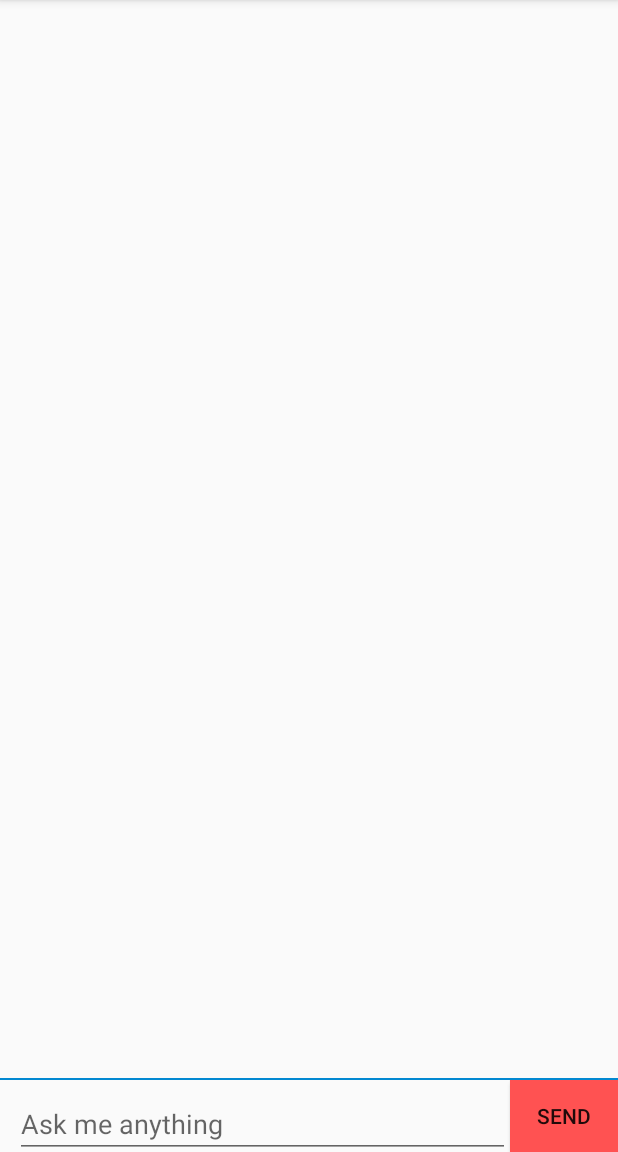
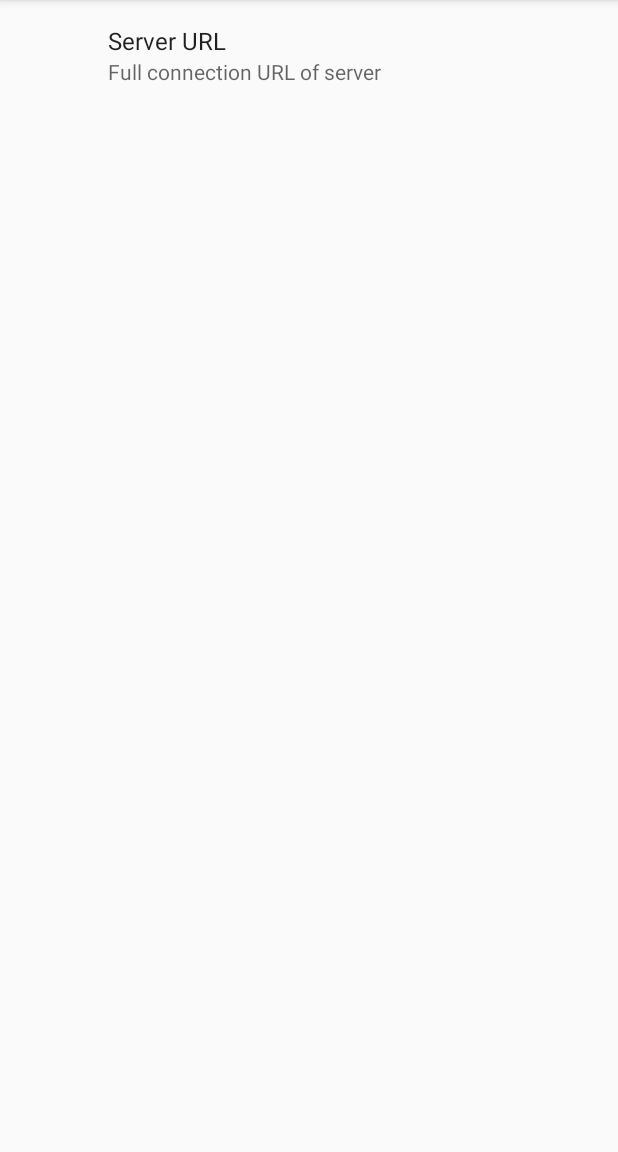
Before and after one commit to sarifsystems/sarif-app, an Android app: the screen it shows after launch (MainActivity), in the side drawer, after a tap on "Send", on a phone screen of 412 x 824 dp, the part 84-1236 px from its top. Run offline under Robolectric (Android 15) with nearby library versions, the phone set to English and light mode, and no system bars; 3 statements that could not run were skipped.

Commit message:
Configurable Server, TLS and auth token support

```diff
--- a/app/build.gradle
+++ b/app/build.gradle
@@ -26,6 +26,7 @@ dependencies {
     compile 'com.android.support:design:23.4.0'
     compile 'com.android.support:cardview-v7:23.4.0'
     compile 'com.android.support:recyclerview-v7:23.4.0'
+    compile 'com.android.support:preference-v7:23.4.0'
     compile 'com.android.support:support-v4:23.4.0'
     compile 'com.google.code.gson:gson:2.6.2'
 }
--- a/app/src/main/java/io/github/sarifsystems/sarif/MainActivity.java
+++ b/app/src/main/java/io/github/sarifsystems/sarif/MainActivity.java
@@ -80,7 +80,6 @@ public class MainActivity extends SarifAwareActivity
         // as you specify a parent activity in AndroidManifest.xml.
         int id = item.getItemId();
 
-        //noinspection SimplifiableIfStatement
         if (id == R.id.action_settings) {
             return true;
         }
@@ -95,8 +94,10 @@ public class MainActivity extends SarifAwareActivity
 
         Fragment fragment = null;
         Class fragmentClass = null;
-        if (id == R.id.nav_camera) {
+        if (id == R.id.nav_chat) {
             fragmentClass = MessagingFragment.class;
+        } else if (id == R.id.nav_settings) {
+            fragmentClass = SettingsFragment.class;
         }
 
         try {
--- a/app/src/main/java/io/github/sarifsystems/sarif/schema/AnnotatedMessage.java
+++ b/app/src/main/java/io/github/sarifsystems/sarif/schema/AnnotatedMessage.java
@@ -33,7 +33,6 @@ public class AnnotatedMessage extends Message {
 
         try {
             unmarshal(msg.encode());
-            Log.d("Sarif", msg.encode());
             parsePayload();
         } catch (JSONException e) {
             e.printStackTrace();
@@ -41,20 +40,15 @@ public class AnnotatedMessage extends Message {
     }
 
     public void parsePayload() {
-        Log.d("Sarif", "payload?");
         if (payload == null) {
             return;
         }
 
-        Log.d("Sarif", "payload found");
-
         if (payload.has("attachments")) {
             Gson gson = new GsonBuilder().create();
-            Log.d("Sarif", "attachments");
             try {
                 Attachment[] a = gson.fromJson(payload.getJSONArray("attachments").toString(), Attachment[].class);
                 attachments = Arrays.asList(a);
-                Log.d("Sarif", "attachments num " + attachments.size());
             } catch (JSONException e) {
                 e.printStackTrace();
             }
--- a/app/src/main/res/layout/app_bar_main.xml
+++ b/app/src/main/res/layout/app_bar_main.xml
@@ -23,6 +23,7 @@
 
     <FrameLayout
         android:id="@+id/content_main"
+        app:layout_behavior="@string/appbar_scrolling_view_behavior"
         android:layout_width="match_parent"
         android:layout_height="match_parent" />
 
--- a/app/src/main/res/menu/activity_main_drawer.xml
+++ b/app/src/main/res/menu/activity_main_drawer.xml
@@ -3,21 +3,13 @@
 
     <group android:checkableBehavior="single">
         <item
-            android:id="@+id/nav_camera"
+            android:id="@+id/nav_chat"
             android:icon="@drawable/ic_menu_camera"
             android:title="Chat" />
         <item
-            android:id="@+id/nav_gallery"
-            android:icon="@drawable/ic_menu_gallery"
-            android:title="Gallery" />
-        <item
-            android:id="@+id/nav_slideshow"
-            android:icon="@drawable/ic_menu_slideshow"
-            android:title="Slideshow" />
-        <item
-            android:id="@+id/nav_manage"
+            android:id="@+id/nav_settings"
             android:icon="@drawable/ic_menu_manage"
-            android:title="Tools" />
+            android:title="Settings" />
     </group>
 
     <item android:title="Communicate">
--- a/app/src/main/res/values/strings.xml
+++ b/app/src/main/res/values/strings.xml
@@ -9,4 +9,6 @@
     <!-- TODO: Remove or change this placeholder text -->
     <string name="hello_blank_fragment">Hello blank fragment</string>
     <string name="title_activity_cards">CardsActivity</string>
+    <string name="pref_host">Server URL</string>
+    <string name="pref_host_sum">Full connection URL of server</string>
 </resources>
--- a/app/src/main/res/values/styles.xml
+++ b/app/src/main/res/values/styles.xml
@@ -6,6 +6,7 @@
         <item name="colorPrimary">@color/colorPrimary</item>
         <item name="colorPrimaryDark">@color/colorPrimaryDark</item>
         <item name="colorAccent">@color/colorAccent</item>
+        <item name="preferenceTheme">@style/PreferenceThemeOverlay</item>
     </style>
 
     <style name="AppTheme.NoActionBar">
```
Also changed, not shown: app/src/main/java/io/github/sarifsystems/sarif/MessagingFragment.java (+7 -2 lines), app/src/main/java/io/github/sarifsystems/sarif/SettingsFragment.java (added, +26 -0 lines), app/src/main/java/io/github/sarifsystems/sarif/client/Message.java (+4 -4 lines), app/src/main/java/io/github/sarifsystems/sarif/client/SarifClient.java (+104 -14 lines), app/src/main/java/io/github/sarifsystems/sarif/service/SarifService.java (+11 -2 lines), app/src/main/res/xml/preferences.xml (added, +11 -0 lines).
